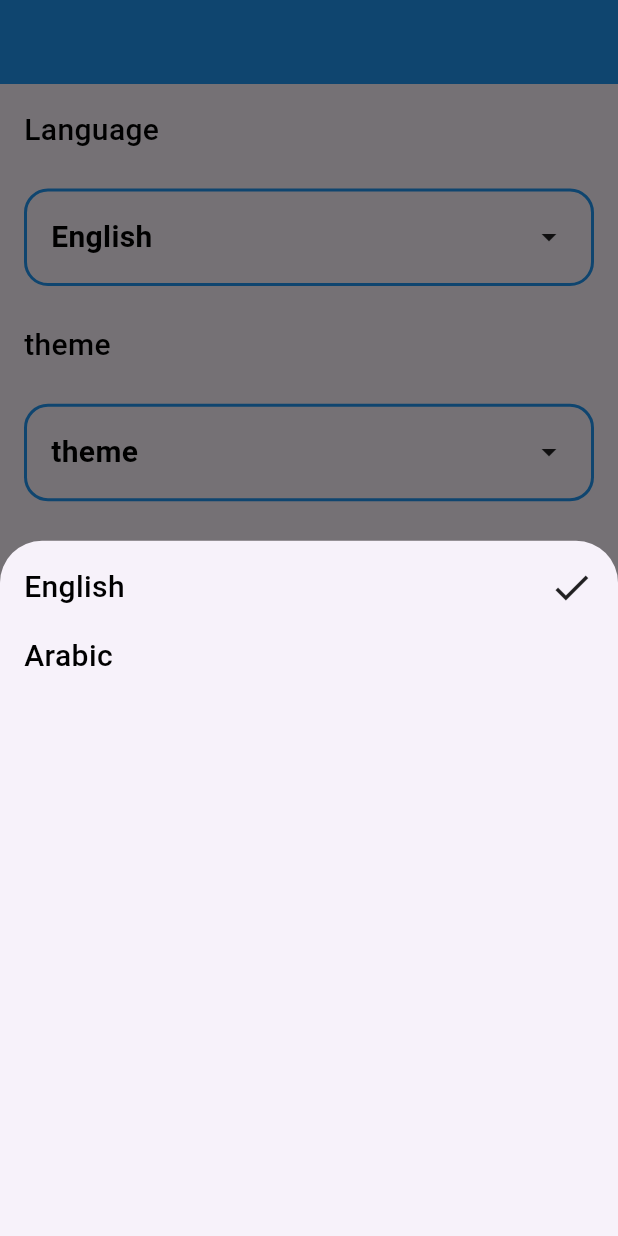
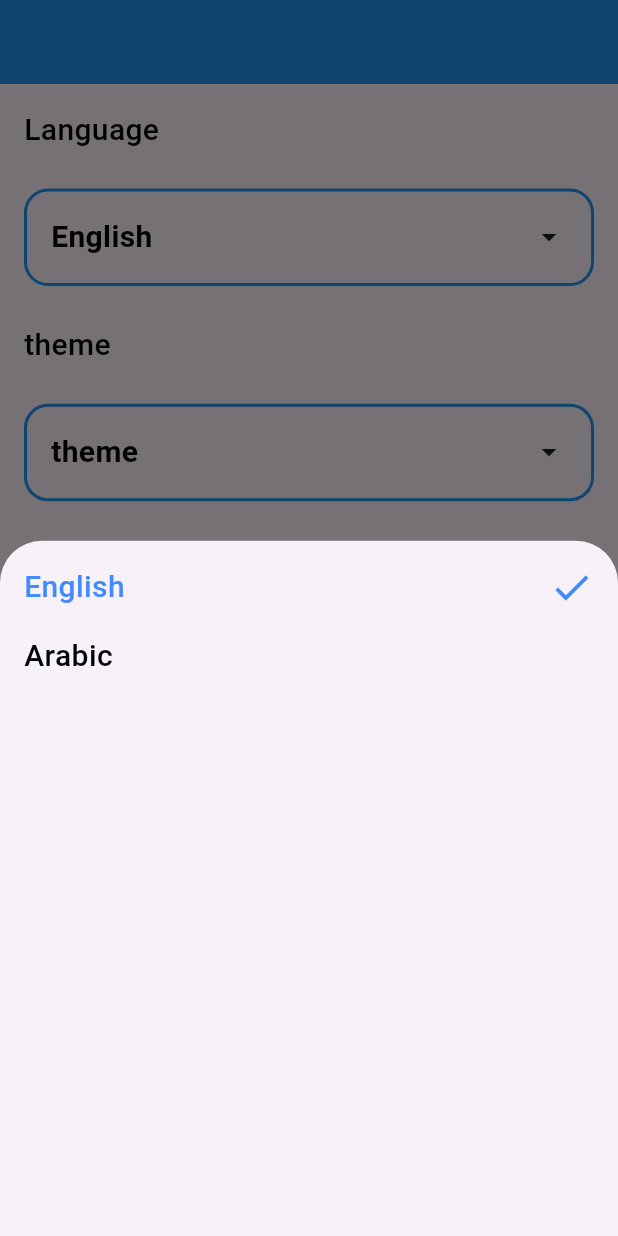
Before and after one commit to MohamedEbrahimRezq/event_app, a Flutter app: the screen it shows after launch, after a tap on "English", on a phone screen of 412 x 824 dp. Run offline on Flutter 3.47's test engine with Material 3 defaults, Android fonts, the phone set to English and light mode, and no system bars; generated files the repository leaves out were written again.

Commit message:
home screen ui

```diff
--- a/lib/home_screen/language_sheet.dart
+++ b/lib/home_screen/language_sheet.dart
@@ -19,9 +19,9 @@ class LanguageBottomSheet extends StatelessWidget {
               Text(AppLocalizations.of(context)!.english,style: TextStyle(
                   fontSize: 20,
                   fontWeight: FontWeight.w500,
-                  color: Colors.black
+                  color: Colors.blueAccent
               ),),
-              Icon(Icons.check, size: 30,),
+              Icon(Icons.check, size: 30,color:  Colors.blueAccent,),
             ],
           ),
           SizedBox(height: height*0.02,),
```
